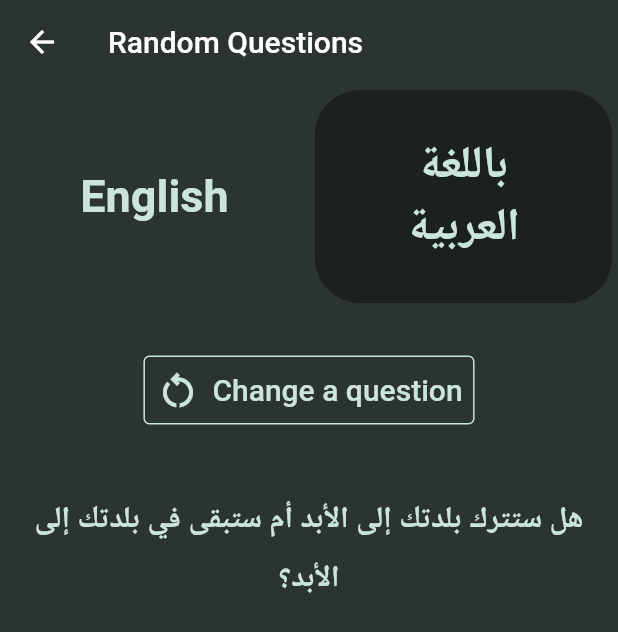
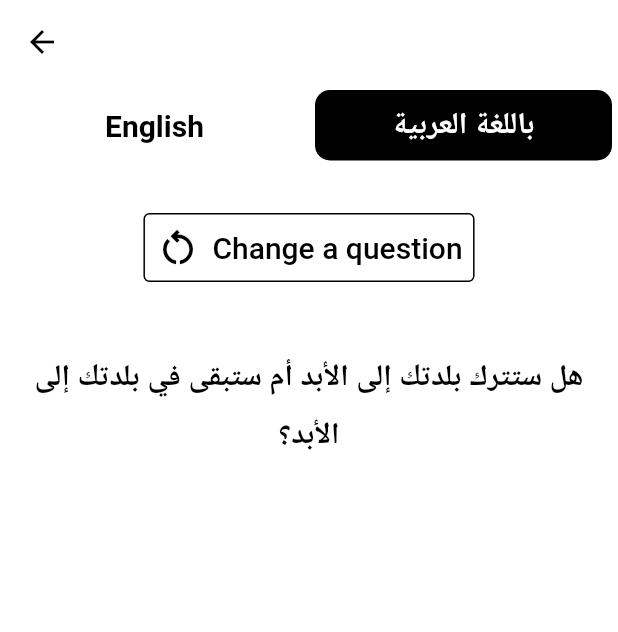
Before and after one commit to eslamelezaby98/trivia_app, a Flutter app: the screen it shows after launch, after a tap on "Random Questions", on a phone screen of 412 x 824 dp. Shown: the top 632 px of the screen. Run offline on Flutter 3.47's test engine with Material 2 defaults, Android fonts, the phone set to English and light mode, and no system bars.

Commit message:
random questions screen

```diff
--- a/lib/config/app_theme/app_color.dart
+++ b/lib/config/app_theme/app_color.dart
@@ -1,10 +1,6 @@
 import 'package:flutter/material.dart';
 
 class AppColor {
-  static const Color mainColor = Color(0xff2C3333);
-  static const Color secondColor = Color(0xff2E4F4F);
-  static const Color thirdColor = Color(0xff0E8388);
-  static const Color textColor = Color(0xffCBE4DE);
+  static const Color mainColor = Colors.white;
+  static const Color secondColor = Colors.black;
 }
-// 0E8388
-// CBE4DE text color
--- a/lib/config/app_theme/app_theme.dart
+++ b/lib/config/app_theme/app_theme.dart
@@ -4,11 +4,14 @@
 class AppTheme {
   static ThemeData getMainTheme() {
     return ThemeData(
-      backgroundColor: AppColor.mainColor,
       scaffoldBackgroundColor: AppColor.mainColor,
+
       appBarTheme: const AppBarTheme(
         backgroundColor: AppColor.mainColor,
         elevation: 0,
+        iconTheme: IconThemeData(
+          color: AppColor.secondColor,
+        )
       ),
       cardColor: AppColor.secondColor,
       cardTheme: const CardTheme(
--- /dev/null
+++ b/lib/views/random_questions/language_widget.dart
@@ -0,0 +1,51 @@
+import 'package:flutter/material.dart';
+
+import '../../config/app_theme/app_color.dart';
+import '../../controller/question_controller.dart';
+
+
+class LanguageWidget extends StatelessWidget {
+  const LanguageWidget({
+    Key? key,
+    required this.title,
+    required this.controller,
+    required this.isArabic,
+  }) : super(key: key);
+  final String title;
+  final QuestionController controller;
+  final bool isArabic;
+
+  @override
+  Widget build(BuildContext context) {
+    return InkWell(
+      onTap: () {
+        controller.changeLanague();
+      },
+      child: Card(
+        color: controller.isArabic == isArabic
+            ? AppColor.secondColor
+            : AppColor.mainColor,
+        shape: RoundedRectangleBorder(
+          borderRadius: BorderRadius.circular(10),
+        ),
+        semanticContainer: false,
+        borderOnForeground: false,
+        clipBehavior: Clip.none,
+        child: Padding(
+          padding: const EdgeInsets.all(10.0),
+          child: Text(
+            title,
+            textAlign: TextAlign.center,
+            style:  TextStyle(
+              fontWeight: FontWeight.bold,
+              color: controller.isArabic != isArabic
+            ? AppColor.secondColor
+            : AppColor.mainColor,
+              fontSize: 20,
+            ),
+          ),
+        ),
+      ),
+    );
+  }
+}
--- a/lib/views/random_questions/random_questions_screen.dart
+++ b/lib/views/random_questions/random_questions_screen.dart
@@ -4,6 +4,8 @@
 import 'package:trivia_app/controller/question_controller.dart';
 import 'package:trivia_app/data/arabic_questions.dart';
 import 'package:trivia_app/data/english_questions.dart';
+
+import 'language_widget.dart';
 
 class RandomQuestionsScreen extends StatelessWidget {
   const RandomQuestionsScreen({super.key});
@@ -23,7 +25,6 @@
               children: [
                 Expanded(
                   child: LanguageWidget(
-                    ontap: () {},
                     title: "English",
                     controller: questionController,
                     isArabic: false,
@@ -31,7 +32,6 @@
                 ),
                 Expanded(
                   child: LanguageWidget(
-                    ontap: () {},
                     title: "باللغة العربية",
                     controller: questionController,
                     isArabic: true,
@@ -46,13 +46,13 @@
                 TextButton.icon(
                   style: TextButton.styleFrom(
                     side: const BorderSide(
-                      color: AppColor.textColor,
+                      color: AppColor.secondColor,
                     ),
                   ),
                   label: const Text(
                     "Change a question",
                     style: TextStyle(
-                      color: AppColor.textColor,
+                      color: AppColor.secondColor,
                       fontSize: 20,
                     ),
                   ),
@@ -62,7 +62,7 @@
                   icon: const Icon(
                     Icons.restart_alt_outlined,
                     size: 30,
-                    color: AppColor.textColor,
+                    color: AppColor.secondColor,
                   ),
                 ),
                 const SizedBox(height: 30),
@@ -74,7 +74,7 @@
                         : englishList[questionController.randomNumber],
                     textAlign: TextAlign.center,
                     style: const TextStyle(
-                      color: AppColor.textColor,
+                      color: AppColor.secondColor,
                       fontSize: 20,
                       fontWeight: FontWeight.bold,
                       height: 2,
@@ -89,49 +89,3 @@
     );
   }
 }
-
-class LanguageWidget extends StatelessWidget {
-  const LanguageWidget({
-    Key? key,
-    required this.ontap,
-    required this.title,
-    required this.controller,
-    required this.isArabic,
-  }) : super(key: key);
-  final String title;
-  final Function() ontap;
-  final QuestionController controller;
-  final bool isArabic;
-
-  @override
-  Widget build(BuildContext context) {
-    return InkWell(
-      onTap: () {
-        controller.changeLanague();
-      },
-      child: Card(
-        color: controller.isArabic == isArabic
-            ? Colors.black38
-            : AppColor.mainColor,
-        shape: RoundedRectangleBorder(
-          borderRadius: BorderRadius.circular(30),
-        ),
-        semanticContainer: false,
-        borderOnForeground: false,
-        clipBehavior: Clip.none,
-        child: Padding(
-          padding: const EdgeInsets.all(30.0),
-          child: Text(
-            title,
-            textAlign: TextAlign.center,
-            style: const TextStyle(
-              fontWeight: FontWeight.bold,
-              color: AppColor.textColor,
-              fontSize: 30,
-            ),
-          ),
-        ),
-      ),
-    );
-  }
-}
--- a/lib/views/start_screen/start_screen.dart
+++ b/lib/views/start_screen/start_screen.dart
@@ -18,7 +18,7 @@
               //* logo
               Card(
                 shape: RoundedRectangleBorder(
-                  borderRadius: BorderRadius.circular(30),
+                  borderRadius: BorderRadius.circular(10),
                 ),
                 child: const Padding(
                   padding: EdgeInsets.all(16.0),
@@ -27,7 +27,7 @@
                     textAlign: TextAlign.center,
                     style: TextStyle(
                       fontWeight: FontWeight.bold,
-                      color: AppColor.textColor,
+                      color: AppColor.mainColor,
                       fontSize: 40,
                     ),
                   ),
--- a/lib/views/widgets/custom_button.dart
+++ b/lib/views/widgets/custom_button.dart
@@ -21,7 +21,7 @@
         padding: const EdgeInsets.symmetric(horizontal: 30),
         child: Container(
           decoration: BoxDecoration(
-            color: Colors.black38,
+            color: AppColor.secondColor,
             borderRadius: BorderRadius.circular(20),
           ),
           child: ListTile(
@@ -30,7 +30,7 @@
               textAlign: TextAlign.center,
               style: const TextStyle(
                 fontWeight: FontWeight.bold,
-                color: AppColor.textColor,
+                color: AppColor.mainColor,
                 fontSize: 20,
               ),
             ),
```
Also changed, not shown: pubspec.lock, 1 other file.
